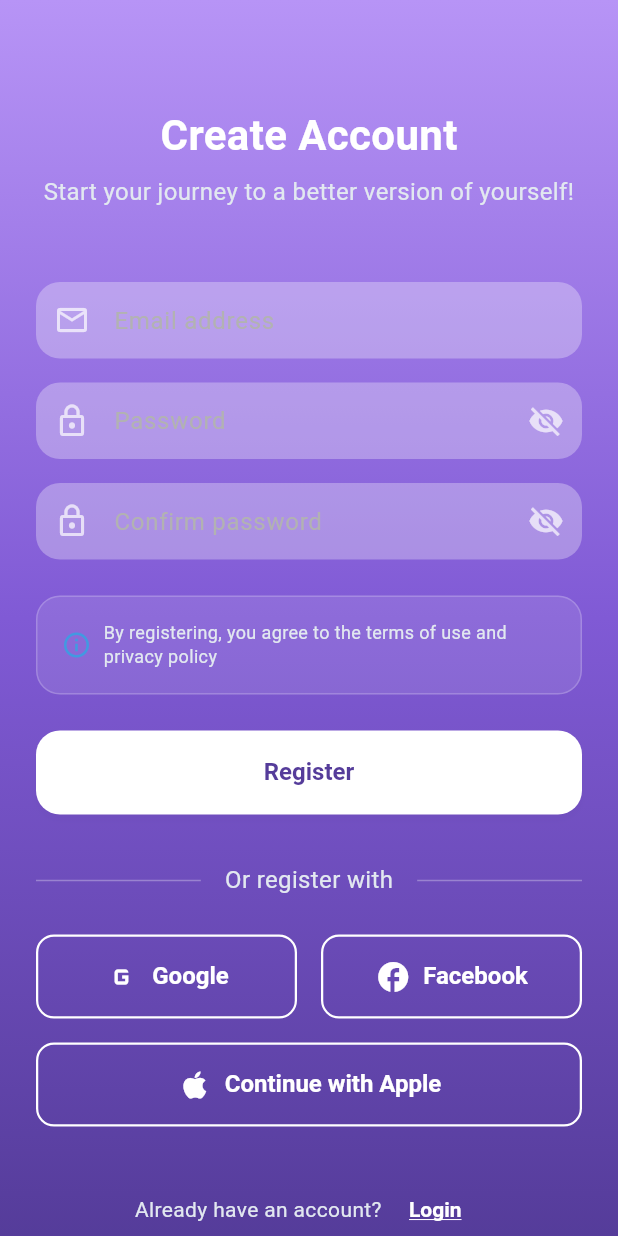
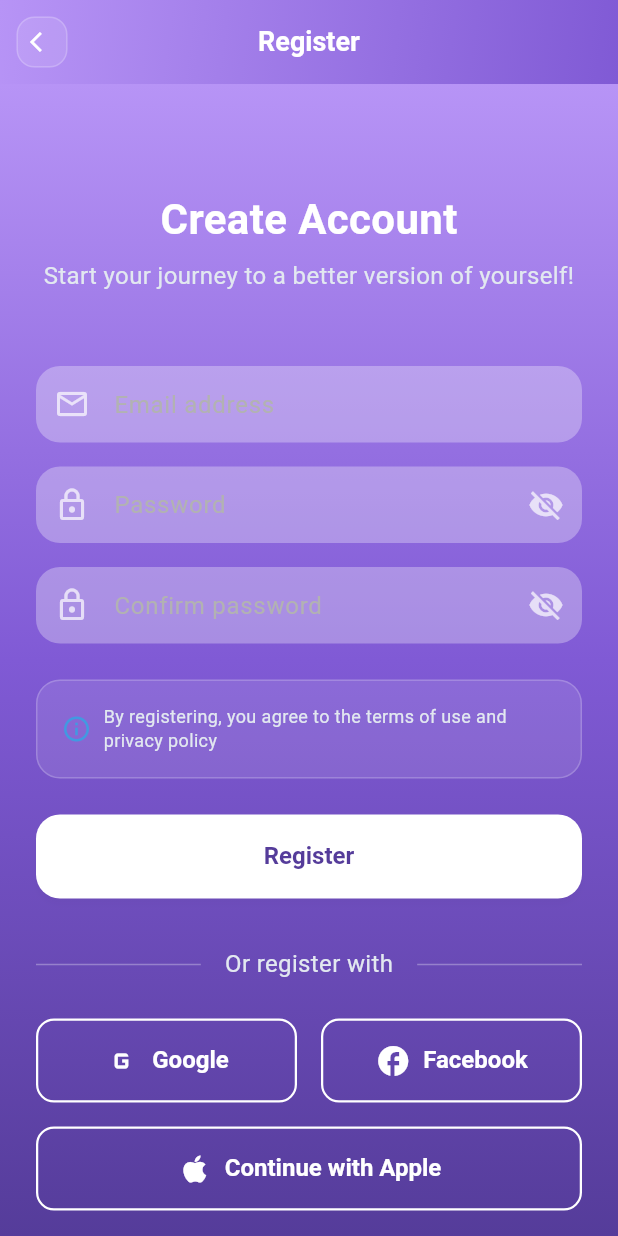
Before and after one commit to eugene-codx/awakeia_app, a Flutter app: the RegisterScreen screen opened by its route, on a phone screen of 412 x 824 dp. Run offline on Flutter 3.47's test engine with Material 3 defaults, Android fonts, the phone set to English and light mode, and no system bars; our stand-ins replace flutter_riverpod, go_router; Roboto replaces fonts that are missing (SF Pro Display).

Commit message:
add Back button to login, register, demo widgets

```diff
--- a/lib/screens/register_screen.dart
+++ b/lib/screens/register_screen.dart
@@ -101,7 +101,24 @@ class _RegisterScreenState extends ConsumerState<RegisterScreen> {
     final authStatus = ref.watch(authProvider);
     final isLoading = authStatus.isLoading;
 
-    return Scaffold(
+    return PopScope(
+      canPop: false,
+      onPopInvokedWithResult: (bool didPop, Object? result) {
+        if (!didPop) context.go('/first');
+      },
+      child: Scaffold(
+        appBar: AppBar(
+          title: Text(
+            'Register',
+            style: AppTextStyles.appBarTitle,
+          ),
+          centerTitle: true,
+          flexibleSpace: Container(
+            decoration: AppDecorations.headerGradient,
+          ),
+          elevation: 0,
+          leading: const CustomBackButton(),
+        ),
         // Using GradientBackground widget
         body: GradientBackground(
           child: LoadingOverlay(
@@ -237,8 +254,7 @@ class _RegisterScreenState extends ConsumerState<RegisterScreen> {
                     const SizedBox(height: AppSpacing.xl),
 
                     // Section divider using custom widget
-                  const SectionDivider(
-                      title: 'Or register with'),
+                    const SectionDivider(title: 'Or register with'),
 
                     const SizedBox(height: AppSpacing.lg),
 
@@ -293,8 +309,8 @@ class _RegisterScreenState extends ConsumerState<RegisterScreen> {
                         // TODO: Implement Apple registration
                         ScaffoldMessenger.of(context).showSnackBar(
                           const SnackBar(
-                          content: Text(
-                              'Apple registration will be added later'),
+                            content:
+                                Text('Apple registration will be added later'),
                           ),
                         );
                       },
@@ -329,6 +345,7 @@ class _RegisterScreenState extends ConsumerState<RegisterScreen> {
             ),
           ),
         ),
+      ),
     );
   }
 }
--- a/lib/screens/widgets_demo_screen.dart
+++ b/lib/screens/widgets_demo_screen.dart
@@ -43,6 +43,7 @@ class _WidgetsDemoScreenState extends State<WidgetsDemoScreen> {
         flexibleSpace: Container(
           decoration: AppDecorations.headerGradient,
         ),
+        leading: const CustomBackButton(),
       ),
       body: LoadingOverlay(
         isLoading: _isLoading,
--- a/lib/widgets/common_widgets.dart
+++ b/lib/widgets/common_widgets.dart
@@ -1,8 +1,45 @@
 import 'package:flutter/material.dart';
+import 'package:go_router/go_router.dart';
 
 import '../theme/app_colors.dart';
 import '../theme/app_decorations.dart';
 import '../theme/app_text_styles.dart';
+
+// Custom back button widget for reuse across screens
+class CustomBackButton extends StatelessWidget {
+  final VoidCallback? onPressed;
+  final String? tooltip;
+
+  const CustomBackButton({
+    super.key,
+    this.onPressed,
+    this.tooltip = 'Back',
+  });
+
+  @override
+  Widget build(BuildContext context) {
+    return IconButton(
+      icon: Container(
+        padding: const EdgeInsets.all(8),
+        decoration: BoxDecoration(
+          color: AppColors.cardBackground,
+          borderRadius: BorderRadius.circular(AppDecorations.radiusMedium),
+          border: Border.all(
+            color: AppColors.primaryBorder,
+            width: 1,
+          ),
+        ),
+        child: const Icon(
+          Icons.arrow_back_ios,
+          color: AppColors.primaryIcon,
+          size: 16,
+        ),
+      ),
+      onPressed: onPressed ?? () => context.go('/first'),
+      tooltip: tooltip,
+    );
+  }
+}
 
 // Gradient background widget
 // Use this for screens with gradient background
@@ -296,7 +333,7 @@ class ErrorMessage extends StatelessWidget {
             const SizedBox(height: AppSpacing.md),
             ElevatedButton(
               onPressed: onRetry,
-              child: const Text('Retry'),
+              child: const Text('Try Again'),
             ),
           ],
         ],
```
Also changed, not shown: lib/screens/login_screen.dart (+19 -1 lines). Lines whose indentation alone changed are shown as unchanged.
